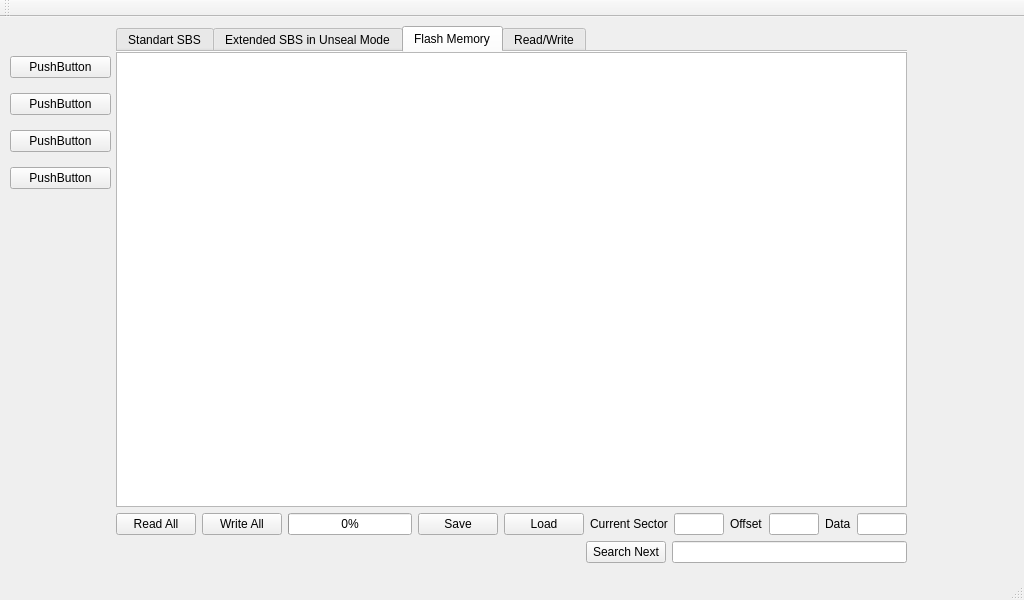
This is mainwindow.ui in lmdpua/A2168_Laptop_Battery_Flasher_on_CP2112 as Qt 5 draws it before an edit. The edited form follows.
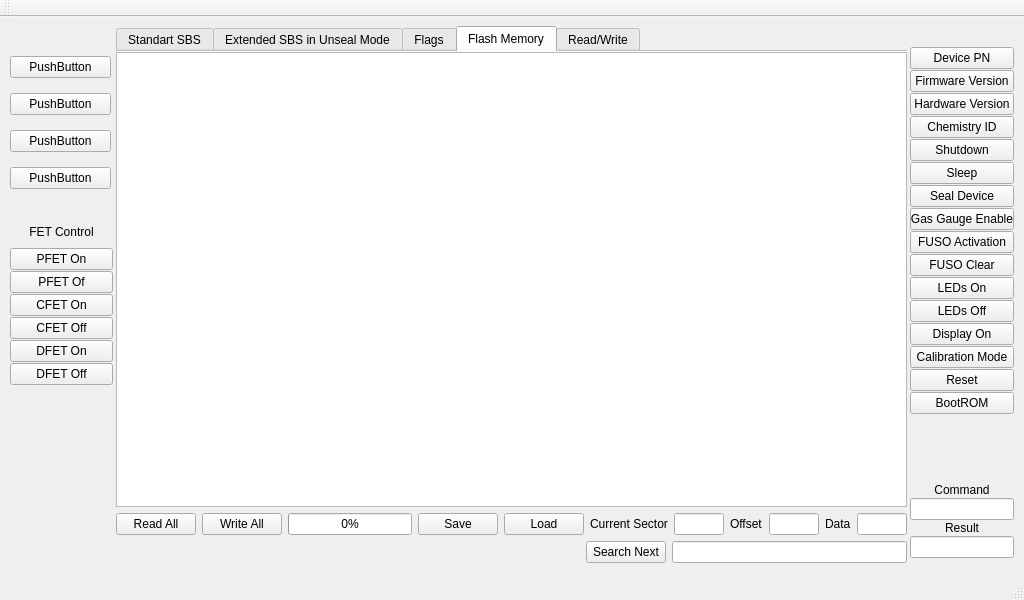
This is the edited form. The open tabs and pages were chosen to show the change.

Commit message: Started adding buttons for quick commands

Patch:
```diff
--- a/mainwindow.ui
+++ b/mainwindow.ui
@@ -194,6 +194,11 @@
       </layout>
      </widget>
     </widget>
+    <widget class="QWidget" name="tab">
+     <attribute name="title">
+      <string>Flags</string>
+     </attribute>
+    </widget>
     <widget class="QWidget" name="tab_FlashMemory">
      <attribute name="title">
       <string>Flash Memory</string>
@@ -958,6 +963,247 @@
      </widget>
     </widget>
    </widget>
+   <widget class="QWidget" name="verticalLayoutWidget_3">
+    <property name="geometry">
+     <rect>
+      <x>910</x>
+      <y>30</y>
+      <width>104</width>
+      <height>511</height>
+     </rect>
+    </property>
+    <layout class="QVBoxLayout" name="verticalLayout_3">
+     <property name="spacing">
+      <number>1</number>
+     </property>
+     <item>
+      <widget class="QPushButton" name="button_DevicePartNumber">
+       <property name="text">
+        <string>Device PN</string>
+       </property>
+      </widget>
+     </item>
+     <item>
+      <widget class="QPushButton" name="pushButton_11">
+       <property name="text">
+        <string>Firmware Version</string>
+       </property>
+      </widget>
+     </item>
+     <item>
+      <widget class="QPushButton" name="pushButton_12">
+       <property name="text">
+        <string>Hardware Version</string>
+       </property>
+      </widget>
+     </item>
+     <item>
+      <widget class="QPushButton" name="pushButton_13">
+       <property name="text">
+        <string>Chemistry ID</string>
+       </property>
+      </widget>
+     </item>
+     <item>
+      <widget class="QPushButton" name="pushButton_14">
+       <property name="text">
+        <string>Shutdown</string>
+       </property>
+      </widget>
+     </item>
+     <item>
+      <widget class="QPushButton" name="pushButton_15">
+       <property name="text">
+        <string>Sleep</string>
+       </property>
+      </widget>
+     </item>
+     <item>
+      <widget class="QPushButton" name="pushButton_16">
+       <property name="text">
+        <string>Seal Device</string>
+       </property>
+      </widget>
+     </item>
+     <item>
+      <widget class="QPushButton" name="pushButton_17">
+       <property name="text">
+        <string>Gas Gauge Enable</string>
+       </property>
+      </widget>
+     </item>
+     <item>
+      <widget class="QPushButton" name="pushButton_18">
+       <property name="text">
+        <string>FUSO Activation</string>
+       </property>
+      </widget>
+     </item>
+     <item>
+      <widget class="QPushButton" name="pushButton_19">
+       <property name="text">
+        <string>FUSO Clear</string>
+       </property>
+      </widget>
+     </item>
+     <item>
+      <widget class="QPushButton" name="pushButton_20">
+       <property name="text">
+        <string>LEDs On</string>
+       </property>
+      </widget>
+     </item>
+     <item>
+      <widget class="QPushButton" name="pushButton_21">
+       <property name="text">
+        <string>LEDs Off</string>
+       </property>
+      </widget>
+     </item>
+     <item>
+      <widget class="QPushButton" name="pushButton_22">
+       <property name="text">
+        <string>Display On</string>
+       </property>
+      </widget>
+     </item>
+     <item>
+      <widget class="QPushButton" name="pushButton_23">
+       <property name="text">
+        <string>Calibration Mode</string>
+       </property>
+      </widget>
+     </item>
+     <item>
+      <widget class="QPushButton" name="pushButton_24">
+       <property name="text">
+        <string>Reset</string>
+       </property>
+      </widget>
+     </item>
+     <item>
+      <widget class="QPushButton" name="pushButton_25">
+       <property name="text">
+        <string>BootROM</string>
+       </property>
+      </widget>
+     </item>
+     <item>
+      <spacer name="verticalSpacer">
+       <property name="orientation">
+        <enum>Qt::Vertical</enum>
+       </property>
+       <property name="sizeHint" stdset="0">
+        <size>
+         <width>20</width>
+         <height>40</height>
+        </size>
+       </property>
+      </spacer>
+     </item>
+     <item>
+      <widget class="QLabel" name="label_Command">
+       <property name="text">
+        <string>Command</string>
+       </property>
+       <property name="alignment">
+        <set>Qt::AlignCenter</set>
+       </property>
+      </widget>
+     </item>
+     <item>
+      <widget class="QLineEdit" name="lineEdit_Command">
+       <property name="alignment">
+        <set>Qt::AlignCenter</set>
+       </property>
+      </widget>
+     </item>
+     <item>
+      <widget class="QLabel" name="label_Result">
+       <property name="text">
+        <string>Result</string>
+       </property>
+       <property name="alignment">
+        <set>Qt::AlignCenter</set>
+       </property>
+      </widget>
+     </item>
+     <item>
+      <widget class="QLineEdit" name="lineEdit_Result">
+       <property name="alignment">
+        <set>Qt::AlignCenter</set>
+       </property>
+      </widget>
+     </item>
+    </layout>
+   </widget>
+   <widget class="QWidget" name="verticalLayoutWidget_7">
+    <property name="geometry">
+     <rect>
+      <x>10</x>
+      <y>200</y>
+      <width>103</width>
+      <height>168</height>
+     </rect>
+    </property>
+    <layout class="QVBoxLayout" name="verticalLayout_7">
+     <property name="spacing">
+      <number>1</number>
+     </property>
+     <item>
+      <widget class="QLabel" name="label_2">
+       <property name="text">
+        <string>FET Control</string>
+       </property>
+       <property name="alignment">
+        <set>Qt::AlignCenter</set>
+       </property>
+      </widget>
+     </item>
+     <item>
+      <widget class="QPushButton" name="pushButton_5">
+       <property name="text">
+        <string>PFET On</string>
+       </property>
+      </widget>
+     </item>
+     <item>
+      <widget class="QPushButton" name="pushButton">
+       <property name="text">
+        <string>PFET Of</string>
+       </property>
+      </widget>
+     </item>
+     <item>
+      <widget class="QPushButton" name="pushButton_6">
+       <property name="text">
+        <string>CFET On</string>
+       </property>
+      </widget>
+     </item>
+     <item>
+      <widget class="QPushButton" name="pushButton_9">
+       <property name="text">
+        <string>CFET Off</string>
+       </property>
+      </widget>
+     </item>
+     <item>
+      <widget class="QPushButton" name="pushButton_7">
+       <property name="text">
+        <string>DFET On</string>
+       </property>
+      </widget>
+     </item>
+     <item>
+      <widget class="QPushButton" name="pushButton_8">
+       <property name="text">
+        <string>DFET Off</string>
+       </property>
+      </widget>
+     </item>
+    </layout>
+   </widget>
   </widget>
   <widget class="QMenuBar" name="menubar">
    <property name="geometry">
```
The commit also changes 4 other files.
